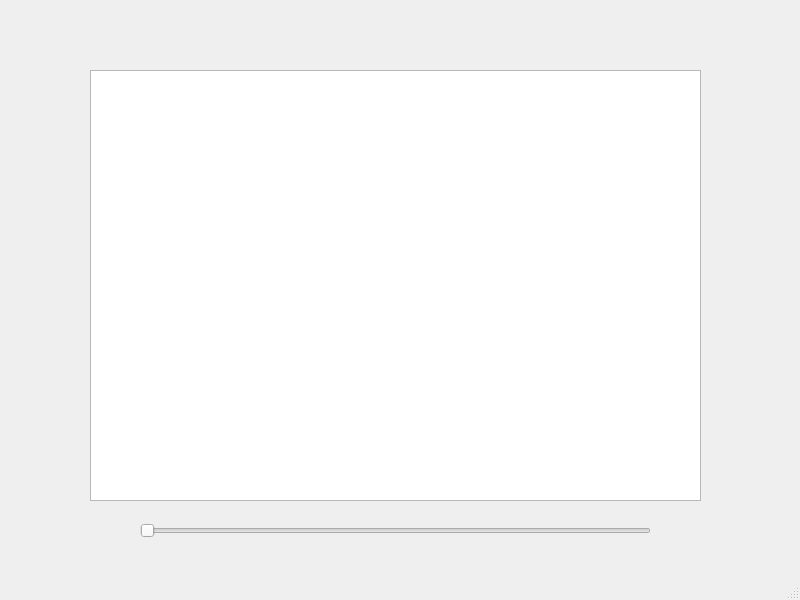
Before: the Qt Designer form src/gui/mainwindow.ui in zhehangd/qjulia2, drawn with Qt 5.
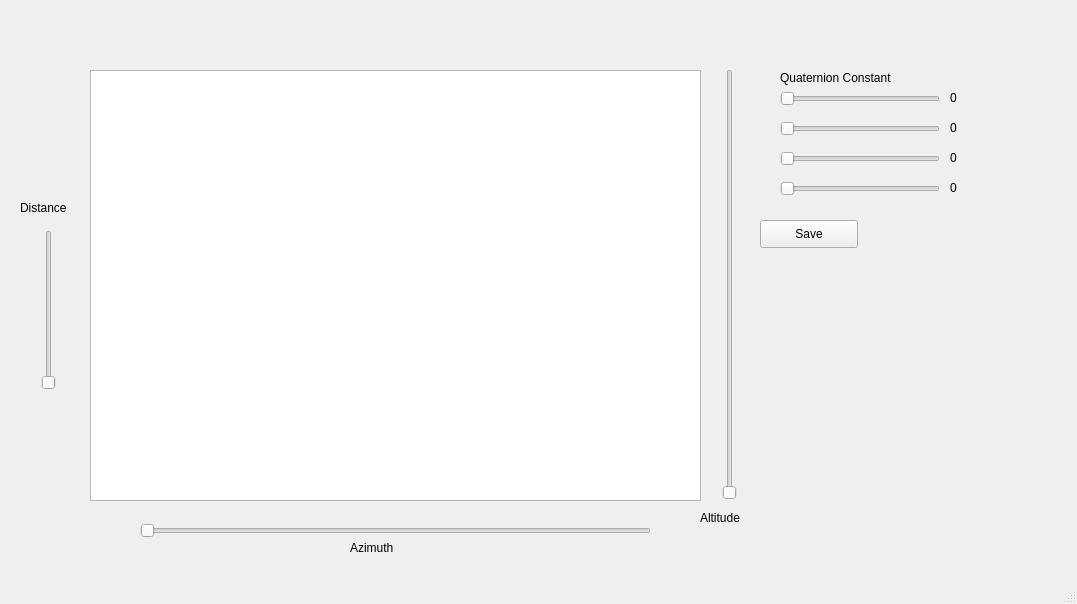
After: the same form once the commit is applied.

Patch:
```diff
--- a/src/gui/mainwindow.ui
+++ b/src/gui/mainwindow.ui
@@ -6,8 +6,8 @@
    <rect>
     <x>0</x>
     <y>0</y>
-    <width>800</width>
-    <height>600</height>
+    <width>1077</width>
+    <height>604</height>
    </rect>
   </property>
   <property name="windowTitle">
@@ -37,6 +37,201 @@
      <enum>Qt::Horizontal</enum>
     </property>
    </widget>
+   <widget class="QSlider" name="slider_alt">
+    <property name="geometry">
+     <rect>
+      <x>720</x>
+      <y>69</y>
+      <width>20</width>
+      <height>431</height>
+     </rect>
+    </property>
+    <property name="orientation">
+     <enum>Qt::Vertical</enum>
+    </property>
+   </widget>
+   <widget class="QLabel" name="label">
+    <property name="geometry">
+     <rect>
+      <x>350</x>
+      <y>540</y>
+      <width>66</width>
+      <height>16</height>
+     </rect>
+    </property>
+    <property name="text">
+     <string>Azimuth</string>
+    </property>
+   </widget>
+   <widget class="QLabel" name="label_2">
+    <property name="geometry">
+     <rect>
+      <x>700</x>
+      <y>510</y>
+      <width>66</width>
+      <height>16</height>
+     </rect>
+    </property>
+    <property name="text">
+     <string>Altitude</string>
+    </property>
+   </widget>
+   <widget class="QSlider" name="slider_dist">
+    <property name="geometry">
+     <rect>
+      <x>40</x>
+      <y>230</y>
+      <width>18</width>
+      <height>160</height>
+     </rect>
+    </property>
+    <property name="orientation">
+     <enum>Qt::Vertical</enum>
+    </property>
+   </widget>
+   <widget class="QLabel" name="label_3">
+    <property name="geometry">
+     <rect>
+      <x>20</x>
+      <y>200</y>
+      <width>66</width>
+      <height>16</height>
+     </rect>
+    </property>
+    <property name="text">
+     <string>Distance</string>
+    </property>
+   </widget>
+   <widget class="QSlider" name="slider_const1">
+    <property name="geometry">
+     <rect>
+      <x>780</x>
+      <y>90</y>
+      <width>160</width>
+      <height>18</height>
+     </rect>
+    </property>
+    <property name="orientation">
+     <enum>Qt::Horizontal</enum>
+    </property>
+   </widget>
+   <widget class="QSlider" name="slider_const2">
+    <property name="geometry">
+     <rect>
+      <x>780</x>
+      <y>120</y>
+      <width>160</width>
+      <height>18</height>
+     </rect>
+    </property>
+    <property name="orientation">
+     <enum>Qt::Horizontal</enum>
+    </property>
+   </widget>
+   <widget class="QSlider" name="slider_const3">
+    <property name="geometry">
+     <rect>
+      <x>780</x>
+      <y>150</y>
+      <width>160</width>
+      <height>18</height>
+     </rect>
+    </property>
+    <property name="orientation">
+     <enum>Qt::Horizontal</enum>
+    </property>
+   </widget>
+   <widget class="QSlider" name="slider_const4">
+    <property name="geometry">
+     <rect>
+      <x>780</x>
+      <y>180</y>
+      <width>160</width>
+      <height>18</height>
+     </rect>
+    </property>
+    <property name="orientation">
+     <enum>Qt::Horizontal</enum>
+    </property>
+   </widget>
+   <widget class="QLabel" name="label_4">
+    <property name="geometry">
+     <rect>
+      <x>950</x>
+      <y>90</y>
+      <width>51</width>
+      <height>16</height>
+     </rect>
+    </property>
+    <property name="text">
+     <string>0</string>
+    </property>
+   </widget>
+   <widget class="QLabel" name="label_5">
+    <property name="geometry">
+     <rect>
+      <x>780</x>
+      <y>70</y>
+      <width>151</width>
+      <height>16</height>
+     </rect>
+    </property>
+    <property name="text">
+     <string>Quaternion Constant</string>
+    </property>
+   </widget>
+   <widget class="QLabel" name="label_6">
+    <property name="geometry">
+     <rect>
+      <x>950</x>
+      <y>120</y>
+      <width>66</width>
+      <height>16</height>
+     </rect>
+    </property>
+    <property name="text">
+     <string>0</string>
+    </property>
+   </widget>
+   <widget class="QLabel" name="label_7">
+    <property name="geometry">
+     <rect>
+      <x>950</x>
+      <y>150</y>
+      <width>66</width>
+      <height>16</height>
+     </rect>
+    </property>
+    <property name="text">
+     <string>0</string>
+    </property>
+   </widget>
+   <widget class="QLabel" name="label_8">
+    <property name="geometry">
+     <rect>
+      <x>950</x>
+      <y>180</y>
+      <width>66</width>
+      <height>16</height>
+     </rect>
+    </property>
+    <property name="text">
+     <string>0</string>
+    </property>
+   </widget>
+   <widget class="QPushButton" name="pushButton_save">
+    <property name="geometry">
+     <rect>
+      <x>760</x>
+      <y>220</y>
+      <width>98</width>
+      <height>28</height>
+     </rect>
+    </property>
+    <property name="text">
+     <string>Save</string>
+    </property>
+   </widget>
   </widget>
   <widget class="QMenuBar" name="menubar">
    <property name="geometry">
```
Left out of the diff: 6 changed lines with no effect on the pictures.
